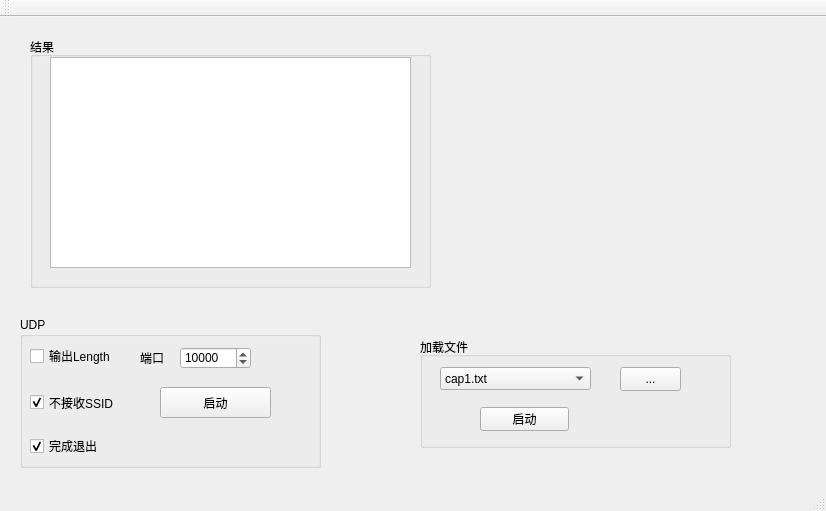
The window that osdep/qt/mainwindow.ui (heyuanjie87/airkissOpen) describes before a commit, drawn with Qt 5.
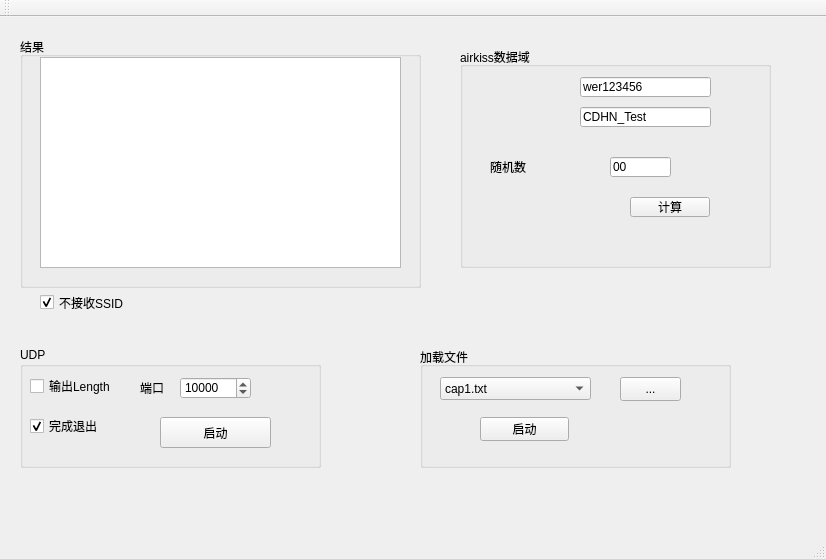
The same window after the commit.

The edit to the form file:
```diff
--- a/osdep/qt/mainwindow.ui
+++ b/osdep/qt/mainwindow.ui
@@ -7,7 +7,7 @@
     <x>0</x>
     <y>0</y>
     <width>826</width>
-    <height>511</height>
+    <height>559</height>
    </rect>
   </property>
   <property name="windowTitle">
@@ -18,9 +18,9 @@
     <property name="geometry">
      <rect>
       <x>420</x>
-      <y>320</y>
+      <y>330</y>
       <width>311</width>
-      <height>111</height>
+      <height>121</height>
      </rect>
     </property>
     <property name="title">
@@ -88,9 +88,9 @@
     <property name="geometry">
      <rect>
       <x>20</x>
-      <y>300</y>
+      <y>330</y>
       <width>301</width>
-      <height>151</height>
+      <height>121</height>
      </rect>
     </property>
     <property name="title">
@@ -109,22 +109,6 @@
       <string>启动</string>
      </property>
     </widget>
-    <widget class="QCheckBox" name="nossid">
-     <property name="geometry">
-      <rect>
-       <x>10</x>
-       <y>70</y>
-       <width>111</width>
-       <height>31</height>
-      </rect>
-     </property>
-     <property name="text">
-      <string>不接收SSID</string>
-     </property>
-     <property name="checked">
-      <bool>true</bool>
-     </property>
-    </widget>
     <widget class="QCheckBox" name="cblen">
      <property name="geometry">
       <rect>
@@ -171,8 +155,8 @@
      <property name="geometry">
       <rect>
        <x>10</x>
-       <y>120</y>
-       <width>73</width>
+       <y>70</y>
+       <width>91</width>
        <height>18</height>
       </rect>
      </property>
@@ -187,7 +171,7 @@
    <widget class="QGroupBox" name="groupBox_3">
     <property name="geometry">
      <rect>
-      <x>30</x>
+      <x>20</x>
       <y>20</y>
       <width>401</width>
       <height>251</height>
@@ -207,6 +191,100 @@
      </property>
     </widget>
    </widget>
+   <widget class="QGroupBox" name="groupBox_4">
+    <property name="geometry">
+     <rect>
+      <x>460</x>
+      <y>30</y>
+      <width>311</width>
+      <height>221</height>
+     </rect>
+    </property>
+    <property name="title">
+     <string>airkiss数据域</string>
+    </property>
+    <widget class="QLineEdit" name="pwd">
+     <property name="geometry">
+      <rect>
+       <x>120</x>
+       <y>30</y>
+       <width>131</width>
+       <height>20</height>
+      </rect>
+     </property>
+     <property name="text">
+      <string>wer123456</string>
+     </property>
+    </widget>
+    <widget class="QPushButton" name="seqgen">
+     <property name="geometry">
+      <rect>
+       <x>170</x>
+       <y>150</y>
+       <width>80</width>
+       <height>20</height>
+      </rect>
+     </property>
+     <property name="text">
+      <string>计算</string>
+     </property>
+    </widget>
+    <widget class="QLineEdit" name="rand">
+     <property name="geometry">
+      <rect>
+       <x>150</x>
+       <y>110</y>
+       <width>61</width>
+       <height>20</height>
+      </rect>
+     </property>
+     <property name="text">
+      <string>00</string>
+     </property>
+    </widget>
+    <widget class="QLabel" name="label_2">
+     <property name="geometry">
+      <rect>
+       <x>30</x>
+       <y>110</y>
+       <width>61</width>
+       <height>20</height>
+      </rect>
+     </property>
+     <property name="text">
+      <string>随机数</string>
+     </property>
+    </widget>
+    <widget class="QLineEdit" name="pwd_2">
+     <property name="geometry">
+      <rect>
+       <x>120</x>
+       <y>60</y>
+       <width>131</width>
+       <height>20</height>
+      </rect>
+     </property>
+     <property name="text">
+      <string>CDHN_Test</string>
+     </property>
+    </widget>
+   </widget>
+   <widget class="QCheckBox" name="nossid">
+    <property name="geometry">
+     <rect>
+      <x>40</x>
+      <y>270</y>
+      <width>111</width>
+      <height>31</height>
+     </rect>
+    </property>
+    <property name="text">
+     <string>不接收SSID</string>
+    </property>
+    <property name="checked">
+     <bool>true</bool>
+    </property>
+   </widget>
   </widget>
   <widget class="QMenuBar" name="menuBar">
    <property name="geometry">
```
Left out of the diff: 2 changed lines with no effect on the pictures.
